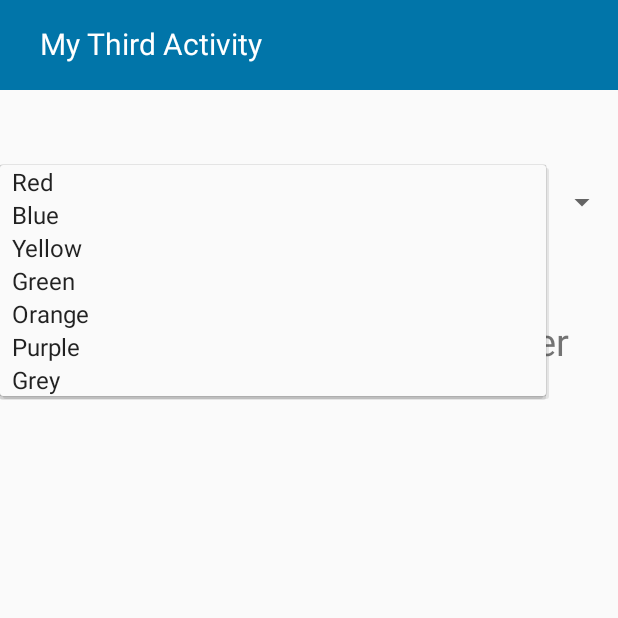
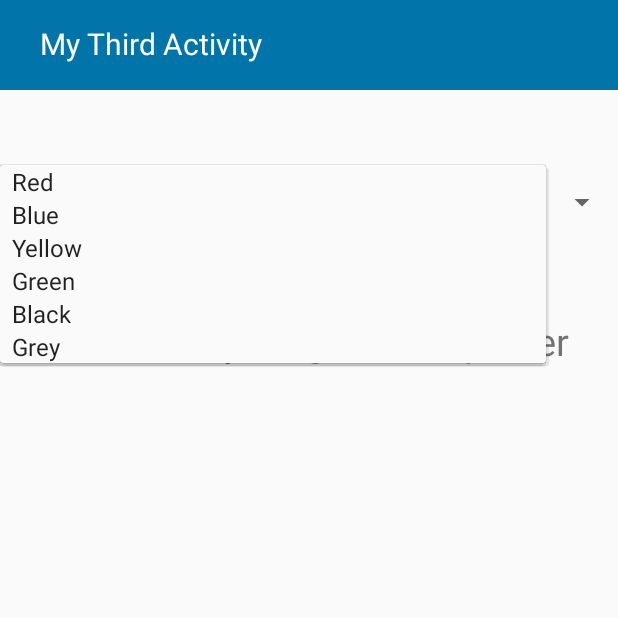
Before and after one commit to LAdamyan/main, an Android app: the ThirdActivity screen opened directly, with no data from a screen before it, after a tap on "Red", on a phone screen of 412 x 824 dp, the top half of it. Run offline under Robolectric (Android 15) with nearby library versions, the light colour scheme and no system bars; 1 statement that could not run was skipped.

Commit message:
homework8

```diff
--- a/app/src/main/AndroidManifest.xml
+++ b/app/src/main/AndroidManifest.xml
@@ -20,7 +20,9 @@
         </activity>
 
         <activity
+
             android:name=".SecondActivity"
+            android:theme="@style/Theme.AppCompat.Light.NoActionBar"
             android:exported="true">
             <intent-filter>
                 <action android:name="android.intent.action.MAIN" />
@@ -29,8 +31,9 @@
             </intent-filter>
         </activity>
         <activity
+
+            android:name=".ThirdActivity"
             android:theme="@style/Theme.AppCompat.Light.NoActionBar"
-            android:name=".ThirdActivity"
             android:exported="true">
             <intent-filter>
                 <action android:name="android.intent.action.MAIN" />
--- a/app/src/main/java/com/example/myapplication/MainActivity.java
+++ b/app/src/main/java/com/example/myapplication/MainActivity.java
@@ -23,17 +23,14 @@ import android.widget.Toast;
 public class MainActivity extends AppCompatActivity {
 
 
-
     @Override
     protected void onCreate(Bundle savedInstanceState) {
         super.onCreate(savedInstanceState);
-        setContentView(R.layout.notifications);
+        setContentView(R.layout.new_views);
 
         View view = LayoutInflater.from(this).inflate(R.layout.new_views,null);
 
-
     }
-
 
     @Override
     public boolean onCreateOptionsMenu(Menu menu) {
--- a/app/src/main/java/com/example/myapplication/ThirdActivity.java
+++ b/app/src/main/java/com/example/myapplication/ThirdActivity.java
@@ -1,17 +1,23 @@
 package com.example.myapplication;
 
+import android.annotation.SuppressLint;
+import android.graphics.Color;
 import android.os.Bundle;
 import android.view.MenuItem;
+import android.view.View;
+import android.widget.AdapterView;
 import android.widget.ArrayAdapter;
 import android.widget.Spinner;
 import android.widget.TextView;
 
+import androidx.annotation.NonNull;
 import androidx.annotation.Nullable;
 import androidx.appcompat.app.AppCompatActivity;
+import androidx.appcompat.widget.AppCompatTextView;
 
 public class ThirdActivity extends AppCompatActivity {
 
-    TextView textView;
+
 
     @Override
     protected void onCreate(@Nullable Bundle savedInstanceState) {
@@ -27,8 +33,16 @@ public class ThirdActivity extends AppCompatActivity {
                 this, R.array.colors_array,
                 android.R.layout.simple_spinner_item);
         spinner.setAdapter(adapter);
-    }
+
+        spinner.setOnItemClickListener(new AdapterView.OnItemClickListener() {
+            @Override
+            public void onItemClick(AdapterView<?> adapterView, View view, int i, long l) {
+                AppCompatTextView textView = findViewById(R.id.textView_spinner);
+
+            }
+        });
 
 
 
+   }
 }
--- a/app/src/main/res/layout/third_activity2.xml
+++ b/app/src/main/res/layout/third_activity2.xml
@@ -33,6 +33,7 @@
         android:layout_width="match_parent"
         android:layout_height="@dimen/fifty_dp"
         android:layout_marginTop="@dimen/fifty_dp"
+        android:entries="@array/colors_array"
         app:layout_constraintEnd_toEndOf="parent"
         app:layout_constraintStart_toStartOf="parent"
         app:layout_constraintTop_toBottomOf="@+id/third_toolbar" />
--- a/app/src/main/res/values/strings.xml
+++ b/app/src/main/res/values/strings.xml
@@ -80,9 +80,8 @@
         <item>Blue</item>
         <item>Yellow</item>
         <item>Green</item>
-        <item>Orange</item>
-        <item>Purple</item>
-        <item>Grey</item>
+        <item>Black</item>
+        <item >Grey</item>
     </string-array>
 
 </resources>
```
